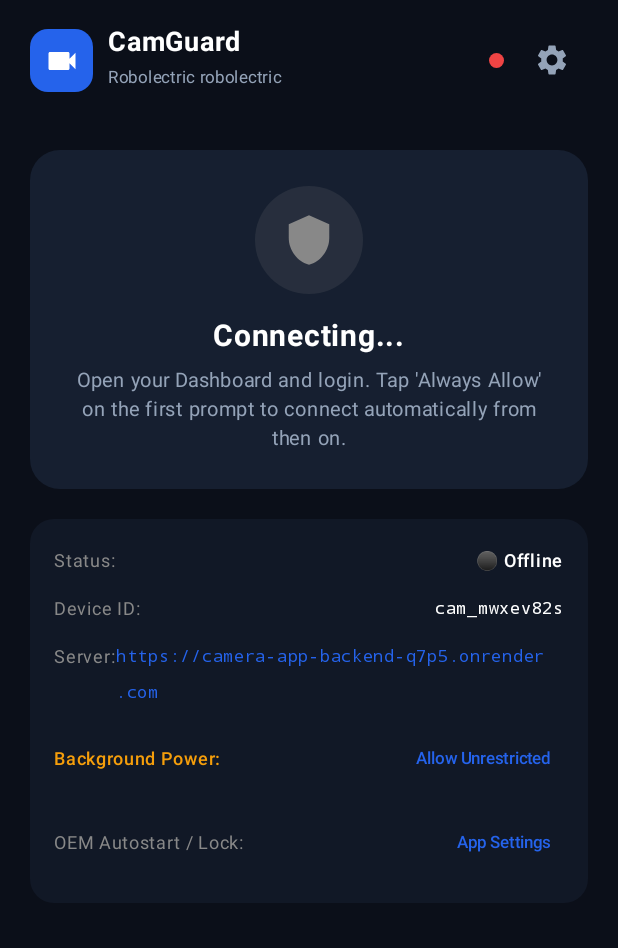
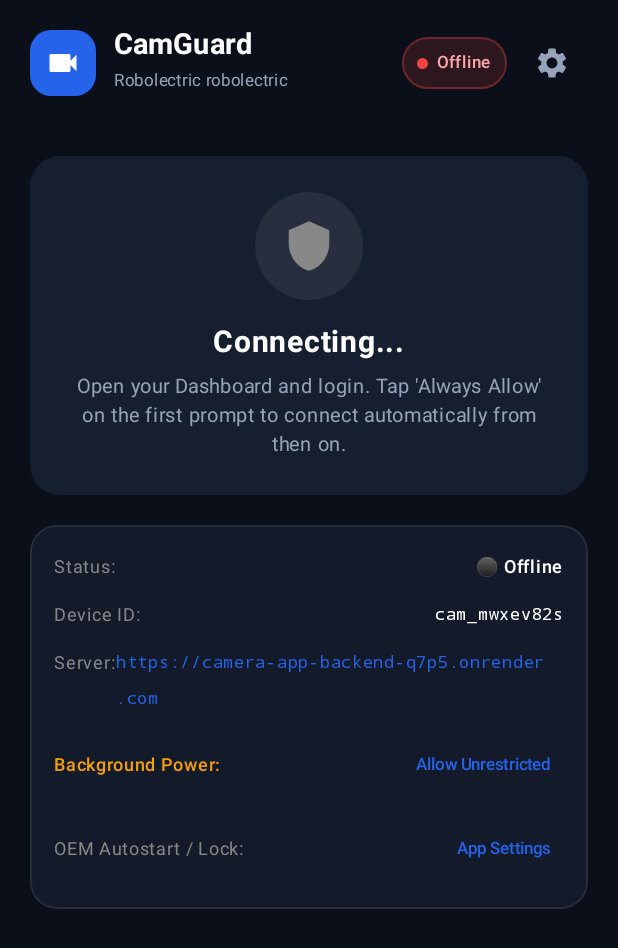
Before and after one commit to Anil250332/Camera-App, an Android app built with Jetpack Compose: the composable MainScreen shown on its own in the app's theme, on a phone screen of 412 x 824 dp. Shown: the top 948 px of the screen. Run offline under Robolectric (Android 15) with nearby library versions, the phone set to English and light mode, and no system bars; libraries missing offline, so code that uses them is left out: org.webrtc.

Commit message:
Polish CamGuard Android MainScreen UI with status pill and bordered info card

```diff
--- a/app/src/main/java/com/remotestream/camera/ui/screens/MainScreen.kt
+++ b/app/src/main/java/com/remotestream/camera/ui/screens/MainScreen.kt
@@ -81,28 +81,53 @@ fun MainScreen(viewModel: CameraViewModel) {
         Row(
             modifier = Modifier
                 .fillMaxWidth()
-                .padding(horizontal = 20.dp, vertical = 16.dp),
+                .padding(horizontal = 20.dp, vertical = 18.dp),
             horizontalArrangement = Arrangement.SpaceBetween,
             verticalAlignment = Alignment.CenterVertically
         ) {
-            Row(verticalAlignment = Alignment.CenterVertically, horizontalArrangement = Arrangement.spacedBy(10.dp)) {
+            Row(verticalAlignment = Alignment.CenterVertically, horizontalArrangement = Arrangement.spacedBy(12.dp)) {
                 Box(
-                    modifier = Modifier.size(42.dp).clip(RoundedCornerShape(12.dp)).background(PrimaryBlue),
+                    modifier = Modifier
+                        .size(44.dp)
+                        .clip(RoundedCornerShape(14.dp))
+                        .background(PrimaryBlue),
                     contentAlignment = Alignment.Center
                 ) {
                     Icon(Icons.Default.Videocam, contentDescription = null, tint = Color.White, modifier = Modifier.size(24.dp))
                 }
                 Column {
-                    Text("CamGuard", fontSize = 18.sp, fontWeight = FontWeight.Bold, color = Color.White)
+                    Text("CamGuard", fontSize = 19.sp, fontWeight = FontWeight.Bold, color = Color.White)
                     Text(viewModel.deviceName, fontSize = 11.sp, color = TextSecondary)
                 }
             }
-            Row(horizontalArrangement = Arrangement.spacedBy(8.dp)) {
-                Box(
-                    modifier = Modifier.size(10.dp).clip(CircleShape)
-                        .background(if (isConnected) AccentGreen else Color(0xFFEF4444))
-                        .align(Alignment.CenterVertically)
-                )
+            Row(verticalAlignment = Alignment.CenterVertically, horizontalArrangement = Arrangement.spacedBy(6.dp)) {
+                Surface(
+                    shape = RoundedCornerShape(50),
+                    color = if (isConnected) AccentGreen.copy(alpha = 0.14f) else Color(0x26EF4444),
+                    border = androidx.compose.foundation.BorderStroke(
+                        1.dp,
+                        if (isConnected) AccentGreen.copy(alpha = 0.35f) else Color(0x55EF4444)
+                    )
+                ) {
+                    Row(
+                        modifier = Modifier.padding(horizontal = 10.dp, vertical = 5.dp),
+                        verticalAlignment = Alignment.CenterVertically,
+                        horizontalArrangement = Arrangement.spacedBy(6.dp)
+                    ) {
+                        Box(
+                            modifier = Modifier
+                                .size(7.dp)
+                                .clip(CircleShape)
+                                .background(if (isConnected) AccentGreen else Color(0xFFEF4444))
+                        )
+                        Text(
+                            text = if (isConnected) "Online" else "Offline",
+                            fontSize = 11.sp,
+                            fontWeight = FontWeight.SemiBold,
+                            color = if (isConnected) AccentGreen else Color(0xFFFCA5A5)
+                        )
+                    }
+                }
                 IconButton(onClick = { tempUrl = serverUrl; showServerDialog = true }) {
                     Icon(Icons.Default.Settings, contentDescription = "Server Settings", tint = TextSecondary)
                 }
@@ -234,9 +259,12 @@ fun MainScreen(viewModel: CameraViewModel) {
 
         // ─── Info Card ────────────────────────────────────────────────
         Card(
-            modifier = Modifier.fillMaxWidth().padding(horizontal = 20.dp),
-            shape = RoundedCornerShape(16.dp),
-            colors = CardDefaults.cardColors(containerColor = CardDark.copy(alpha = 0.6f))
+            modifier = Modifier
+                .fillMaxWidth()
+                .padding(horizontal = 20.dp)
+                .border(1.dp, Color.White.copy(alpha = 0.08f), RoundedCornerShape(18.dp)),
+            shape = RoundedCornerShape(18.dp),
+            colors = CardDefaults.cardColors(containerColor = CardDark.copy(alpha = 0.78f))
         ) {
             Column(modifier = Modifier.padding(16.dp), verticalArrangement = Arrangement.spacedBy(8.dp)) {
                 Row(horizontalArrangement = Arrangement.SpaceBetween, modifier = Modifier.fillMaxWidth()) {
```
